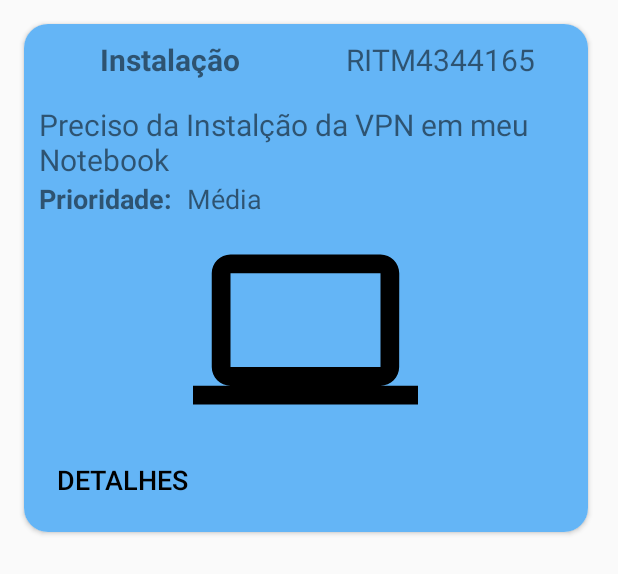
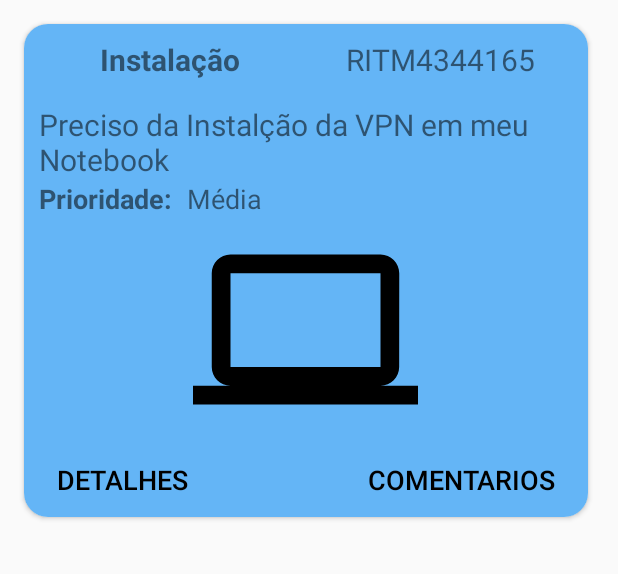
Before and after one commit to santosdiiih/app-fatec, an Android app: the layout layout_card_chamado.xml on its own in the app's theme, with its tools: preview values and no code run, on a phone screen of 412 x 824 dp. Shown: the top 574 px of the screen. Run offline under Robolectric (Android 15) with nearby library versions, the phone set to English and light mode, and no system bars.

Commit message:
Atualizando layout do card de chamado.

```diff
--- a/app/src/main/res/layout/layout_card_chamado.xml
+++ b/app/src/main/res/layout/layout_card_chamado.xml
@@ -103,6 +103,12 @@
             android:src="@drawable/ic_baseline_computer_24"
             android:layout_gravity="center"
             />
+
+        <androidx.constraintlayout.widget.ConstraintLayout
+            android:layout_width="match_parent"
+            android:layout_height="wrap_content"
+            >
+
             <Button
                 android:id="@+id/textDetalhes"
                 android:layout_width="wrap_content"
@@ -114,7 +120,28 @@
                 android:layout_marginEnd="10dp"
                 android:textColor="@android:color/black"
                 android:layout_marginBottom="10dp"
+                app:layout_constraintStart_toStartOf="parent"
+                app:layout_constraintTop_toTopOf="parent"
+
                 />
+
+            <Button
+                android:id="@+id/textComentario"
+                android:layout_width="wrap_content"
+                android:layout_height="50dp"
+                style="@android:style/Widget.Material.Button.Borderless"
+                android:text="@string/textComentario"
+                android:textSize="18sp"
+                android:layout_marginStart="10dp"
+                android:layout_marginEnd="10dp"
+                android:textColor="@android:color/black"
+                android:layout_marginBottom="10dp"
+                android:layout_gravity="end"
+                app:layout_constraintEnd_toEndOf="parent"
+                app:layout_constraintTop_toTopOf="parent"
+                />
+
+        </androidx.constraintlayout.widget.ConstraintLayout>
     </LinearLayout>
 
 </androidx.cardview.widget.CardView>
--- a/app/src/main/res/values/strings.xml
+++ b/app/src/main/res/values/strings.xml
@@ -13,6 +13,7 @@
     <string name="text_desc_chamado">Preciso da Instalção da VPN em meu Notebook</string>
     <string name="prioridade">Média</string>
     <string name="textDetalhes">Detalhes</string>
+    <string name="textComentario">Comentarios</string>
     <string name="title_activity_new_chamados">NewChamadosActivity</string>
     <string name="text_name">Nome Completo</string>
     <string name="text_email">E-mail</string>
```
Lines whose indentation alone changed are shown as unchanged.
